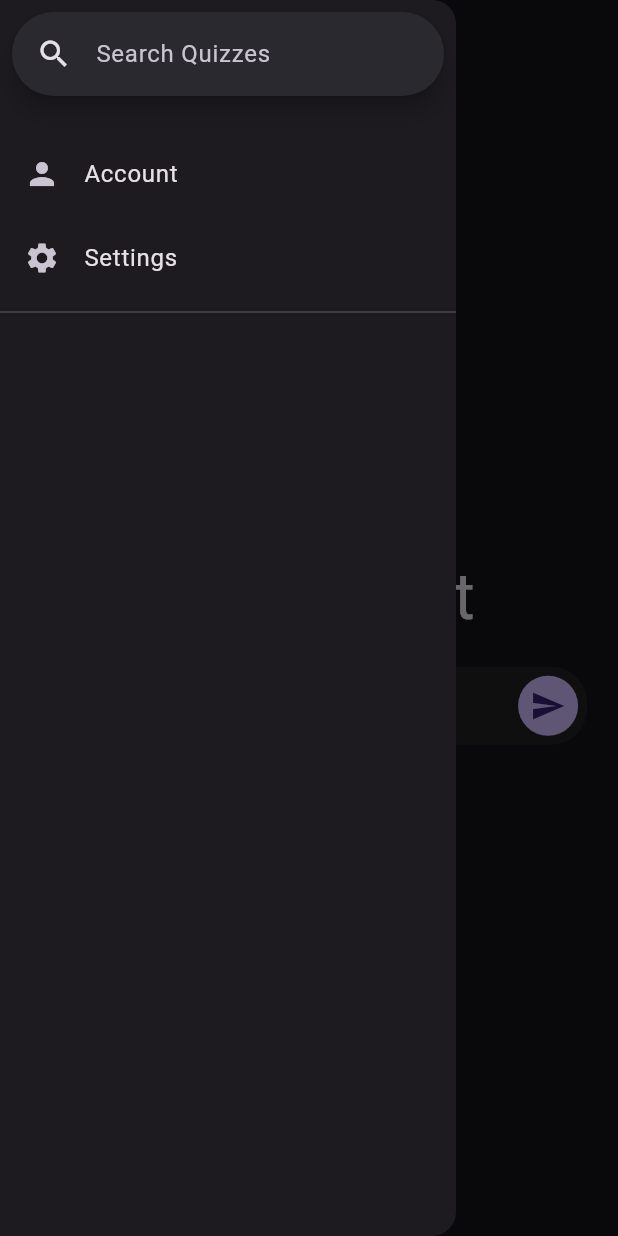
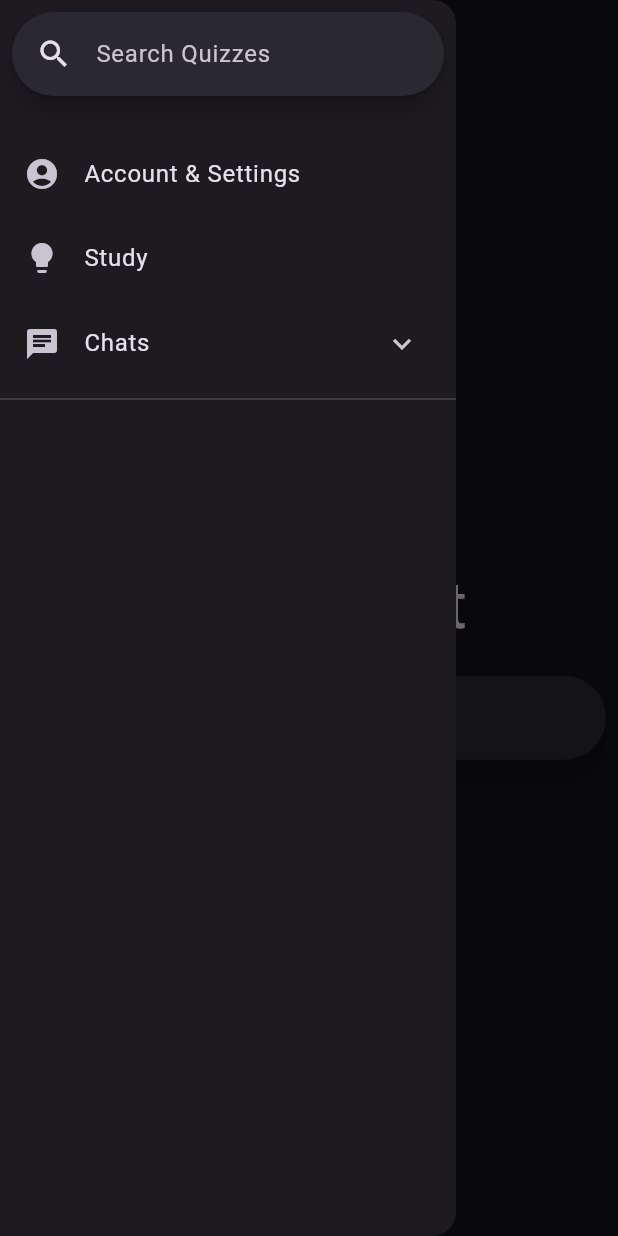
Before and after one commit to ComsIndeed/midnight_v1, a Flutter app: the screen it shows after launch, with the side drawer open, on a phone screen of 412 x 824 dp. Run offline on Flutter 3.47's test engine with Material 3 defaults, Android fonts, the light colour scheme and no system bars; our stand-ins replace bloc, equatable, file_picker, flutter_bloc, google_generative_ai, responsive_framework and 1 more; missing offline and left inert: flutter_displaymode.

Commit message:
added seperate chats page, homepage, & study page

```diff
--- /dev/null
+++ b/lib/blocs/chats_bloc/chats_bloc.dart
@@ -0,0 +1,7 @@
+import 'package:flutter_bloc/flutter_bloc.dart';
+import 'package:midnight_v1/blocs/chats_bloc/chats_event.dart';
+import 'package:midnight_v1/blocs/chats_bloc/chats_state.dart';
+
+class ChatsBloc extends Bloc<ChatsEvent, ChatsState> {
+  ChatsBloc() : super(ChatsState(prefsKey: 'chats'));
+}
--- /dev/null
+++ b/lib/blocs/chats_bloc/chats_event.dart
@@ -0,0 +1,5 @@
+abstract class ChatsEvent {}
+
+class RefreshChatsList extends ChatsEvent {}
+
+class GetChat extends ChatsEvent {}
--- /dev/null
+++ b/lib/blocs/chats_bloc/chats_state.dart
@@ -0,0 +1,4 @@
+class ChatsState {
+  final String prefsKey;
+  ChatsState({required this.prefsKey});
+}
--- a/lib/main.dart
+++ b/lib/main.dart
@@ -5,9 +5,11 @@ import 'package:midnight_v1/blocs/quiz_page_bloc/quiz_page_bloc.dart';
 import 'package:midnight_v1/blocs/quizzes_bloc/quizzes_bloc.dart';
 import 'package:midnight_v1/classes/app_prefs.dart';
 import 'package:midnight_v1/classes/quiz.dart';
+import 'package:midnight_v1/pages/chats_page/chats_page.dart';
 import 'package:midnight_v1/pages/homepage/homepage.dart';
 import 'package:midnight_v1/pages/quiz_page/quiz_page.dart';
 import 'package:midnight_v1/pages/settings_page/settings_page.dart';
+import 'package:midnight_v1/pages/study_page/study_page.dart';
 import 'package:midnight_v1/repositories/quiz_repository.dart';
 import 'package:responsive_framework/responsive_framework.dart';
 import 'package:shared_preferences/shared_preferences.dart';
@@ -49,6 +51,8 @@ class MainApp extends StatelessWidget {
     return MaterialApp(
       routes: {
         "/": (context) => const Homepage(),
+        "/study": (context) => const StudyPage(),
+        "/chats": (context) => const ChatsPage(),
         "/settings": (context) => const SettingsPage(),
         "/quiz": (context) {
           final quiz = ModalRoute.of(context)?.settings.arguments as Quiz;
--- a/lib/pages/homepage/homepage.dart
+++ b/lib/pages/homepage/homepage.dart
@@ -2,6 +2,7 @@ import 'package:midnight_v1/classes/quiz.dart';
 import 'package:flutter/material.dart';
 import 'package:flutter_bloc/flutter_bloc.dart';
 import 'package:midnight_v1/blocs/quizzes_bloc/quizzes_bloc.dart';
+import 'package:midnight_v1/pages/homepage/homepage_action_field.dart';
 import 'package:midnight_v1/pages/homepage/homepage_drawer.dart';
 import 'package:midnight_v1/pages/homepage/main_title.dart';
 import 'package:midnight_v1/pages/homepage/quiz_generation_container.dart';
@@ -28,72 +29,7 @@ class Homepage extends StatelessWidget {
             children: [
               MainTitle(size: isMobile ? 0.75 : 1),
               SizedBox(height: isMobile ? 16 : 32),
-              const QuizGenerationContainer(),
-              SizedBox(
-                width: sizes.width * (isMobile ? 0.95 : 0.6),
-                child: BlocBuilder<QuizzesBloc, QuizzesState>(
-                  builder: (context, state) {
-                    final List<Quiz> quizzes = [];
-                    Stream<String>? progressStream;
-                    if (state is QuizzesLoadSuccess) {
-                      quizzes.addAll(state.quizzes);
-                    } else if (state is QuizGenerationInProgress) {
-                      quizzes.addAll(state.quizzes);
-                      progressStream = state.progressText;
-                    } else if (state is QuizzesLoadInProgress) {
-                      return const Center(child: CircularProgressIndicator());
-                    } else if (state is QuizzesLoadFailure) {
-                      return Center(child: Text(state.error));
-                    } else {
-                      return const SizedBox.shrink();
-                    }
-                    return Column(
-                      children: [
-                        SizedBox(height: isMobile ? 8 : 16),
-                        ...quizzes
-                            .sublist(
-                              (quizzes.length < 3) ? 0 : quizzes.length - 3,
-                              quizzes.length,
-                            )
-                            .map((quiz) {
-                              final isGenerating = quiz.questions.isEmpty;
-                              return Column(
-                                children: [
-                                  TextButton(
-                                    onPressed: isGenerating
-                                        ? null
-                                        : () => Navigator.of(
-                                            context,
-                                          ).pushNamed("/quiz", arguments: quiz),
-                                    child: Text(quiz.title),
-                                  ),
-                                  if (isGenerating && progressStream != null)
-                                    StreamBuilder<String>(
-                                      stream: progressStream,
-                                      builder: (context, snapshot) {
-                                        if (snapshot.hasData &&
-                                            snapshot.data!.isNotEmpty) {
-                                          return Text(
-                                            snapshot.data!,
-                                            style: const TextStyle(
-                                              color: Colors.grey,
-                                            ),
-                                          );
-                                        }
-                                        return const SizedBox.shrink();
-                                      },
-                                    ),
-                                ],
-                              );
-                            })
-                            .toList()
-                            .reversed,
-                        SizedBox(height: isMobile ? 8 : 16),
-                      ],
-                    );
-                  },
-                ),
-              ),
+              HomepageActionField(),
             ],
           ),
         ),
--- /dev/null
+++ b/lib/pages/homepage/homepage_action_field.dart
@@ -0,0 +1,56 @@
+import 'package:flutter/material.dart';
+
+class HomepageActionField extends StatefulWidget {
+  const HomepageActionField({super.key});
+
+  @override
+  State<HomepageActionField> createState() => _HomepageActionFieldState();
+}
+
+class _HomepageActionFieldState extends State<HomepageActionField> {
+  final controller = TextEditingController();
+
+  @override
+  Widget build(BuildContext context) {
+    return AnimatedSize(
+      duration: Durations.medium1,
+      curve: Curves.easeInOutCubicEmphasized,
+      child: Column(
+        crossAxisAlignment: CrossAxisAlignment.start,
+        children: [
+          if (controller.text.isNotEmpty) ...[
+            TextButton.icon(
+              onPressed: () {},
+              icon: Icon(Icons.search),
+              label: Text("Search: ${controller.text.trim()}"),
+            ),
+            TextButton.icon(
+              onPressed: () {},
+              icon: Icon(Icons.message),
+              label: Text("Send: ${controller.text.trim()}"),
+            ),
+            TextButton.icon(
+              onPressed: () {},
+              icon: Icon(Icons.lightbulb),
+              label: Text("Generate: ${controller.text.trim()}"),
+            ),
+            TextButton.icon(
+              onPressed: () {},
+              icon: Icon(Icons.note_add),
+              label: Text("Note: ${controller.text.trim()}"),
+            ),
+          ],
+          SearchBar(
+            controller: controller,
+            onChanged: (_) => setState(() {}),
+            hintText: "What can we do for you?",
+            leading: IconButton.filledTonal(
+              onPressed: () {},
+              icon: Icon(Icons.add),
+            ),
+          ),
+        ],
+      ),
+    );
+  }
+}
--- a/lib/pages/homepage/homepage_drawer.dart
+++ b/lib/pages/homepage/homepage_drawer.dart
@@ -90,6 +90,7 @@ class HomepageDrawer extends StatelessWidget {
   @override
   Widget build(BuildContext context) {
     return Drawer(
+      child: SafeArea(
         child: Column(
           children: [
             Padding(
@@ -128,7 +129,9 @@ class HomepageDrawer extends StatelessWidget {
                       title: Text(quiz.title),
                       onTap: () {
                         controller.closeView(quiz.title);
-                      Navigator.of(context).pushNamed("/quiz", arguments: quiz);
+                        Navigator.of(
+                          context,
+                        ).pushNamed("/quiz", arguments: quiz);
                       },
                     );
                   }).toList();
@@ -137,14 +140,19 @@ class HomepageDrawer extends StatelessWidget {
             ),
             const SizedBox(height: 16),
             ListTile(
-            title: const Text("Account"),
-            leading: const Icon(Icons.person),
-            onTap: () {},
+              title: const Text("Account & Settings"),
+              leading: const Icon(Icons.account_circle),
+              onTap: () => Navigator.of(context).pushNamed("/settings"),
             ),
             ListTile(
-            title: const Text("Settings"),
-            leading: const Icon(Icons.settings),
-            onTap: () => Navigator.of(context).pushNamed("/settings"),
+              title: Text("Study"),
+              leading: const Icon(Icons.lightbulb),
+              onTap: () => Navigator.of(context).pushNamed("/study"),
+            ),
+            ExpansionTile(
+              title: const Text("Chats"),
+              leading: const Icon(Icons.chat),
+              children: [Expanded(child: Text("data"))],
             ),
             const Divider(),
             BlocBuilder<QuizzesBloc, QuizzesState>(
@@ -180,13 +188,18 @@ class HomepageDrawer extends StatelessWidget {
                                                 itemContext.findRenderObject()
                                                     as RenderBox?;
                                             final position =
-                                              box?.localToGlobal(Offset.zero) ??
+                                                box?.localToGlobal(
+                                                  Offset.zero,
+                                                ) ??
                                                 Offset.zero;
                                             HomepageDrawer.showQuizMenuOverlay(
                                               context,
                                               quiz,
                                               position +
-                                                Offset(box?.size.width ?? 0, 0),
+                                                  Offset(
+                                                    box?.size.width ?? 0,
+                                                    0,
+                                                  ),
                                             );
                                           },
                                     onLongPress: isGenerating
@@ -196,13 +209,18 @@ class HomepageDrawer extends StatelessWidget {
                                                 itemContext.findRenderObject()
                                                     as RenderBox?;
                                             final position =
-                                              box?.localToGlobal(Offset.zero) ??
+                                                box?.localToGlobal(
+                                                  Offset.zero,
+                                                ) ??
                                                 Offset.zero;
                                             HomepageDrawer.showQuizMenuOverlay(
                                               context,
                                               quiz,
                                               position +
-                                                Offset(box?.size.width ?? 0, 0),
+                                                  Offset(
+                                                    box?.size.width ?? 0,
+                                                    0,
+                                                  ),
                                             );
                                           },
                                     child: ListTile(
@@ -245,6 +263,7 @@ class HomepageDrawer extends StatelessWidget {
             ),
           ],
         ),
+      ),
     );
   }
 }
--- a/lib/pages/homepage/main_title.dart
+++ b/lib/pages/homepage/main_title.dart
@@ -1,20 +1,25 @@
 import 'package:flutter/material.dart';
 
 class MainTitle extends StatelessWidget {
-  const MainTitle({super.key, this.size = 1});
+  const MainTitle({
+    super.key,
+    this.size = 1,
+    this.mainAxisAlignment = MainAxisAlignment.center,
+  });
 
   final double size;
+  final MainAxisAlignment mainAxisAlignment;
 
   @override
   Widget build(BuildContext context) {
     final fontSize = Theme.of(context).textTheme.displayLarge?.fontSize;
     return Row(
-      mainAxisAlignment: MainAxisAlignment.center,
+      mainAxisAlignment: mainAxisAlignment,
       children: [
         Icon(Icons.dark_mode, size: 64 * size),
         SizedBox(width: 4),
         Text(
-          "Midnight",
+          "Midnight ",
           style: TextStyle(fontSize: fontSize != null ? fontSize * size : 64),
         ),
       ],
```
Also changed, not shown: lib/pages/chats_page/chats_page.dart (added, +18 -0 lines), lib/pages/study_page/study_page.dart (added, +193 -0 lines), lib/repositories/chats_repository.dart (added). Lines whose indentation alone changed are shown as unchanged.
